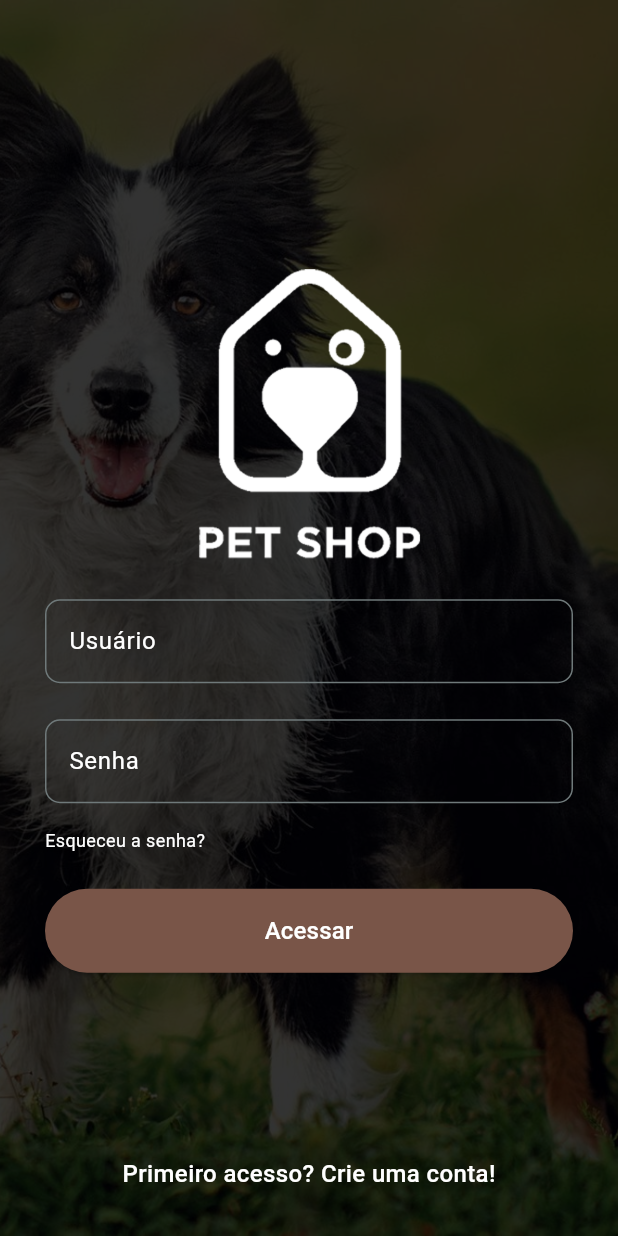
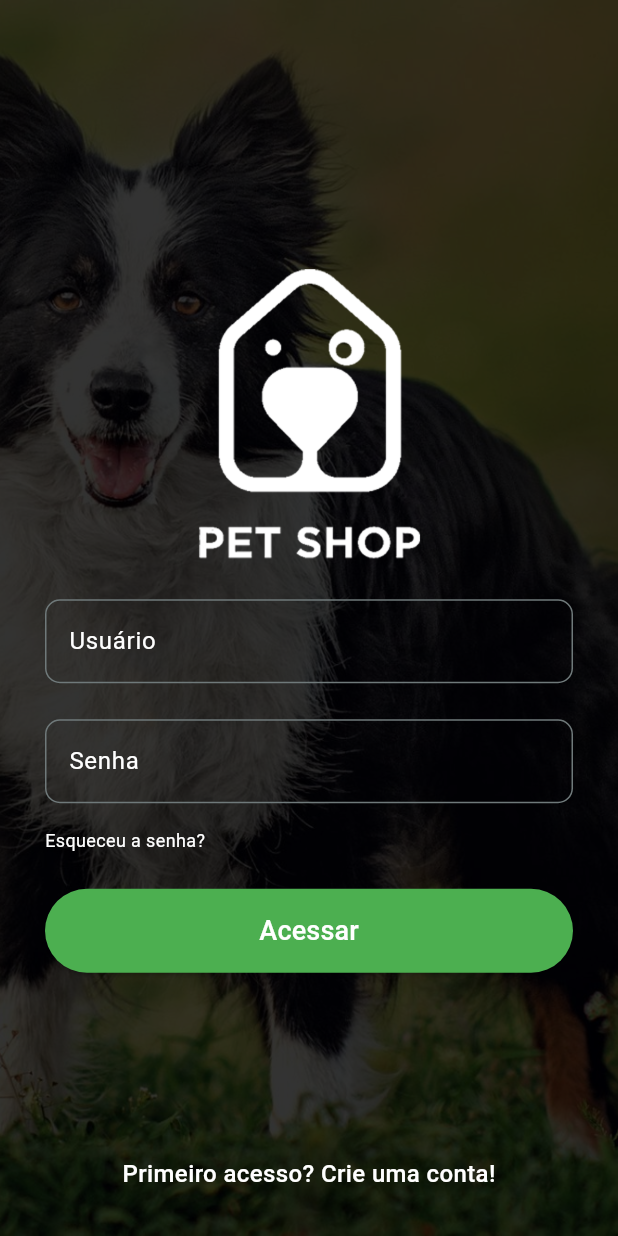
Before and after one commit to menezesho/petshop, a Flutter app: the screen it shows after launch, on a phone screen of 412 x 824 dp. Run offline on Flutter 3.47's test engine with Material 3 defaults, Android fonts, the phone set to English and light mode, and no system bars.

Commit message:
Alteração da paleta de cores

```diff
--- a/lib/src/pages/login_page.dart
+++ b/lib/src/pages/login_page.dart
@@ -89,12 +89,12 @@ class _LoginPageState extends State<LoginPage> {
                         ElevatedButton(
                           style: ElevatedButton.styleFrom(
                               minimumSize: const Size.fromHeight(56),
-                              backgroundColor: Colors.brown),
+                              backgroundColor: Colors.green),
                           onPressed: () {},
                           child: const Text(
                             'Acessar',
                             style: TextStyle(
-                              fontSize: 16.0
+                              fontSize: 18.0
                             ),
                           ),
                         ),
```
